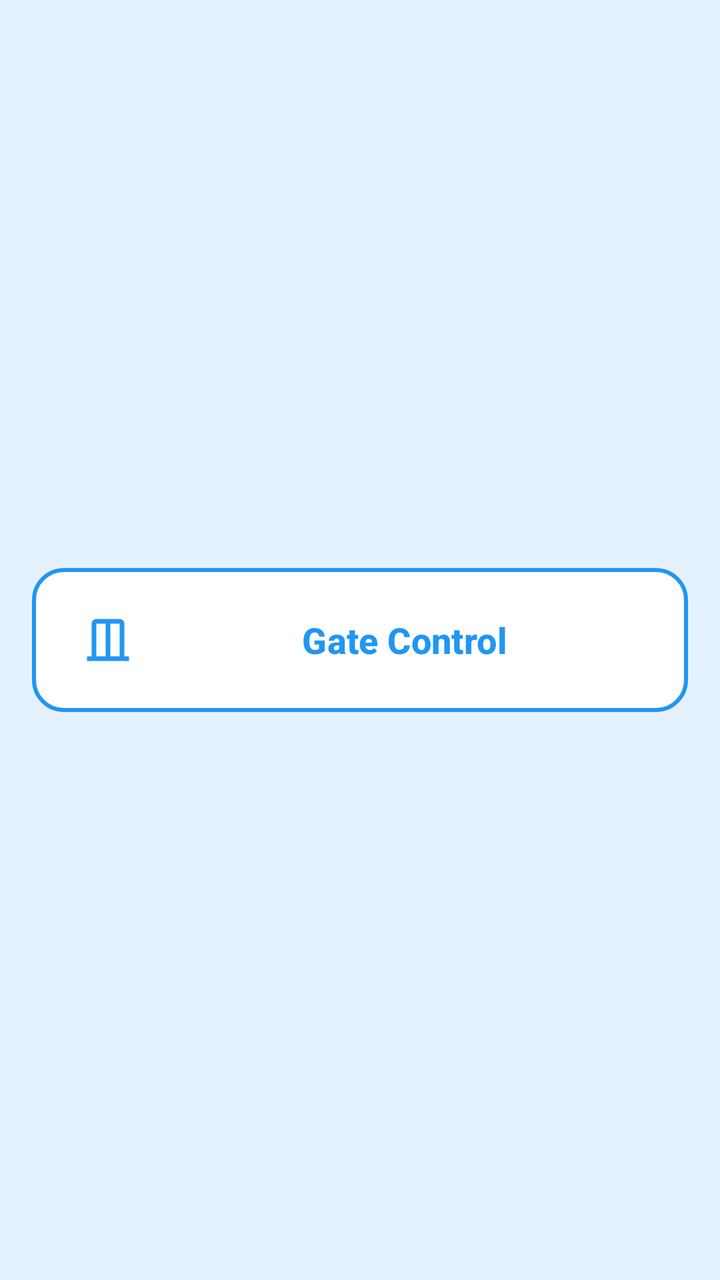
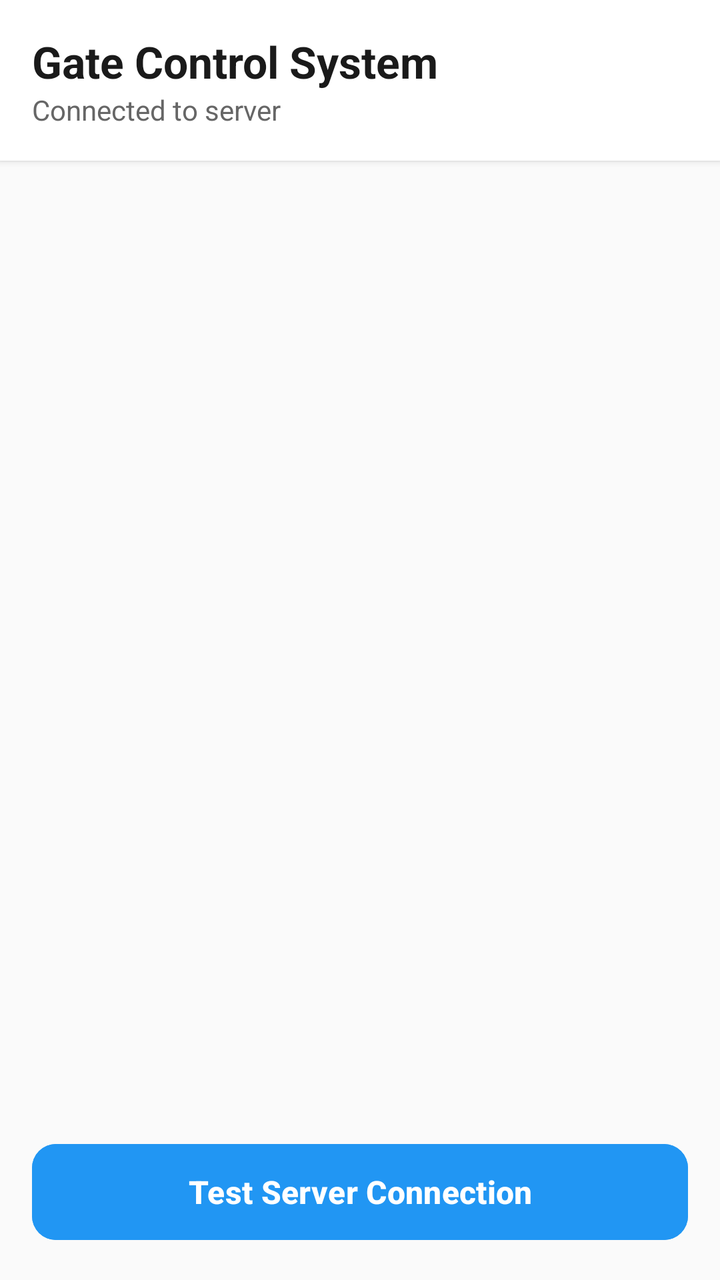

The first picture is an Android layout as it rendered before a commit; the second is the same layout after the commit. The layout source and the unified diff follow.
<!-- AndroidManifest.xml: application theme Theme.MainProj -->
<!-- res/layout/fragment_sub_gate_control.xml -->
<?xml version="1.0" encoding="utf-8"?>
<LinearLayout xmlns:android="http://schemas.android.com/apk/res/android"
    xmlns:app="http://schemas.android.com/apk/res-auto"
    android:layout_width="match_parent"
    android:layout_height="match_parent"
    android:orientation="vertical"
    android:gravity="center"
    android:padding="16dp"
    android:background="#E3F2FD">

    <com.google.android.material.button.MaterialButton
        android:id="@+id/btnGateControl"
        android:layout_width="match_parent"
        android:layout_height="80dp"
        android:text="Gate Control"
        android:textColor="#2196F3"
        android:textSize="18sp"
        android:textStyle="bold"
        android:backgroundTint="#FFFFFF"
        app:icon="@drawable/ic_gate"
        app:iconTint="#2196F3"
        app:iconGravity="start"
        app:iconPadding="16dp"
        app:iconSize="28dp"
        app:cornerRadius="16dp"
        app:strokeColor="#2196F3"
        app:strokeWidth="2dp" />

</LinearLayout>
<!-- resources referenced by this layout -->
<resources>
  <!-- drawable ic_gate (drawable) -->
  <vector xmlns:android="http://schemas.android.com/apk/res/android"
      android:width="24dp"
      android:height="24dp"
      android:viewportWidth="24"
      android:viewportHeight="24">
      <path
          android:fillColor="#000000"
          android:pathData="M19,19V5c0,-1.1 -0.9,-2 -2,-2H7C5.9,3 5,3.9 5,5v14H3v2h18v-2H19zM11,19H7V5h4V19zM17,19h-4V5h4V19z"/>
  </vector>
  <style name="Theme.MainProj" parent="Theme.Material3.DayNight.NoActionBar">
              <item name="inputStrokeColor">@color/input_stroke_color_light</item>
              <item name="buttonPrimary">@color/button_primary_light</item>
              <item name="textSecondary">@color/text_secondary_light</item>
  
              <item name="buttonGoogleBg">@color/button_google_bg_light</item>
              <item name="buttonGoogleText">@color/button_google_text_light</item>
              <item name="buttonGoogleStroke">@color/button_google_stroke_light</item>
          </style>
  <color name="input_stroke_color_light">#667eea</color>
  <color name="button_primary_light">#667eea</color>
  <color name="text_secondary_light">#666666</color>
  <color name="button_google_bg_light">#FFFFFF</color>
  <color name="button_google_text_light">#333333</color>
  <color name="button_google_stroke_light">#e0e0e0</color>
</resources>

<!-- the commit's change to res/layout/fragment_sub_gate_control.xml (unified diff, before → after) -->
@@ -1,29 +1,67 @@
 <?xml version="1.0" encoding="utf-8"?>
-<LinearLayout xmlns:android="http://schemas.android.com/apk/res/android"
+<androidx.constraintlayout.widget.ConstraintLayout xmlns:android="http://schemas.android.com/apk/res/android"
     xmlns:app="http://schemas.android.com/apk/res-auto"
+    xmlns:tools="http://schemas.android.com/tools"
+    android:id="@+id/main"
     android:layout_width="match_parent"
     android:layout_height="match_parent"
-    android:orientation="vertical"
-    android:gravity="center"
-    android:padding="16dp"
-    android:background="#E3F2FD">
+    android:background="#FAFAFA">
+
+    <LinearLayout
+        android:id="@+id/headerSection"
+        android:layout_width="0dp"
+        android:layout_height="wrap_content"
+        android:orientation="vertical"
+        android:background="#FFFFFF"
+        android:elevation="2dp"
+        android:padding="16dp"
+        app:layout_constraintTop_toTopOf="parent"
+        app:layout_constraintStart_toStartOf="parent"
+        app:layout_constraintEnd_toEndOf="parent">
+
+        <TextView
+            android:layout_width="wrap_content"
+            android:layout_height="wrap_content"
+            android:text="Gate Control System"
+            android:textSize="22sp"
+            android:textStyle="bold"
+            android:textColor="#1A1A1A" />
+
+        <TextView
+            android:id="@+id/textview"
+            android:layout_width="wrap_content"
+            android:layout_height="wrap_content"
+            android:text="Connected to server"
+            android:textSize="14sp"
+            android:textColor="#666666" />
+
+    </LinearLayout>
+
+    <androidx.recyclerview.widget.RecyclerView
+        android:id="@+id/recyclerViewGates"
+        android:layout_width="0dp"
+        android:layout_height="0dp"
+        android:layout_margin="16dp"
+        android:clipToPadding="false"
+        android:paddingBottom="8dp"
+        app:layout_constraintTop_toBottomOf="@id/headerSection"
+        app:layout_constraintBottom_toTopOf="@id/sendToServer"
+        app:layout_constraintStart_toStartOf="parent"
+        app:layout_constraintEnd_toEndOf="parent" />
 
     <com.google.android.material.button.MaterialButton
-        android:id="@+id/btnGateControl"
-        android:layout_width="match_parent"
-        android:layout_height="80dp"
-        android:text="Gate Control"
-        android:textColor="#2196F3"
-        android:textSize="18sp"
+        android:id="@+id/sendToServer"
+        android:layout_width="0dp"
+        android:layout_height="56dp"
+        android:layout_margin="16dp"
+        android:backgroundTint="#2196F3"
+        android:text="Test Server Connection"
+        android:textColor="#FFFFFF"
+        android:textSize="16sp"
         android:textStyle="bold"
-        android:backgroundTint="#FFFFFF"
-        app:icon="@drawable/ic_gate"
-        app:iconTint="#2196F3"
-        app:iconGravity="start"
-        app:iconPadding="16dp"
-        app:iconSize="28dp"
-        app:cornerRadius="16dp"
-        app:strokeColor="#2196F3"
-        app:strokeWidth="2dp" />
+        app:cornerRadius="12dp"
+        app:layout_constraintBottom_toBottomOf="parent"
+        app:layout_constraintStart_toStartOf="parent"
+        app:layout_constraintEnd_toEndOf="parent" />
 
-</LinearLayout>
+</androidx.constraintlayout.widget.ConstraintLayout>
<!-- resource entries referenced after the edit -->
@@ -1,15 +1,5 @@
 <!-- resources referenced by this layout -->
 <resources>
-  <!-- drawable ic_gate (drawable) -->
-  <vector xmlns:android="http://schemas.android.com/apk/res/android"
-      android:width="24dp"
-      android:height="24dp"
-      android:viewportWidth="24"
-      android:viewportHeight="24">
-      <path
-          android:fillColor="#000000"
-          android:pathData="M19,19V5c0,-1.1 -0.9,-2 -2,-2H7C5.9,3 5,3.9 5,5v14H3v2h18v-2H19zM11,19H7V5h4V19zM17,19h-4V5h4V19z"/>
-  </vector>
   <style name="Theme.MainProj" parent="Theme.Material3.DayNight.NoActionBar">
               <item name="inputStrokeColor">@color/input_stroke_color_light</item>
               <item name="buttonPrimary">@color/button_primary_light</item>
